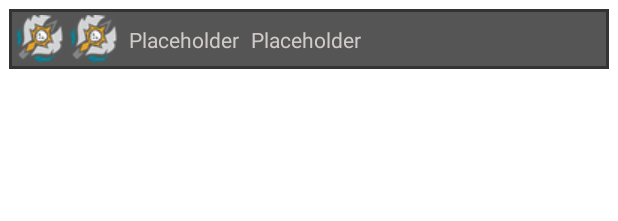
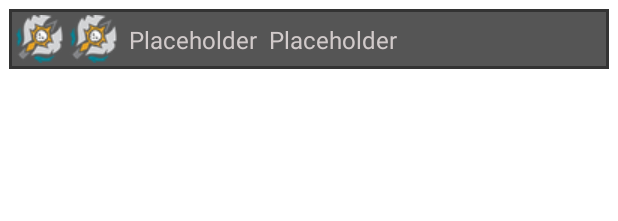
Before and after one commit to mikeladkins/Android-Completo, an Android app: the layout list_item_player_character.xml on its own in the app's theme, with its tools: preview values and no code run, on a phone screen of 412 x 824 dp. Shown: the top 221 px of the screen. Run offline under Robolectric (Android 15) with nearby library versions, the phone set to English and light mode, and no system bars.

Commit message:
Adding and wiring dungeon icons

```diff
--- a/app/src/main/java/com/madkins/completoandroid/MainActivity.kt
+++ b/app/src/main/java/com/madkins/completoandroid/MainActivity.kt
@@ -63,7 +63,7 @@ class MainActivity : AppCompatActivity(), CharactersDisplayFragment.Callbacks {
 
     private fun updateTitleBar(selectedCharacterName: String?) {
         val title: String = selectedCharacterName ?: "No Character Selected"
-        actionBar.title = title
+        actionBar.title = title.replaceFirstChar { it.uppercase() }
     }
 
     override fun onCharacterSelected(playerCharacter: PlayerCharacter) {
--- /dev/null
+++ b/app/src/main/java/com/madkins/completoandroid/data/DungeonAffixes.kt
@@ -0,0 +1,5 @@
+package com.madkins.completoandroid.data
+
+enum class DungeonAffixes(val affixName: String, val iconId: Int) {
+
+}
--- a/app/src/main/java/com/madkins/completoandroid/fragment/KeysFragment.kt
+++ b/app/src/main/java/com/madkins/completoandroid/fragment/KeysFragment.kt
@@ -79,7 +79,7 @@ class KeysFragment: Fragment() {
 
         fun bind(key: DungeonKey) {
             this.key = key
-            iconImageView.setImageResource(R.drawable.spec_mage_fire)
+            iconImageView.setImageResource(key.dungeon.iconId)
             levelTextView.text = key.keyLevel.toString()
             nameTextView.text = key.dungeon.dungeonName
             dateTextView.text = outputFormatter.format(key.completionDate)
--- a/app/src/main/res/drawable/layout_list_item.xml
+++ b/app/src/main/res/drawable/layout_list_item.xml
@@ -1,6 +1,6 @@
 <?xml version="1.0" encoding="utf-8"?>
 <shape
     xmlns:android="http://schemas.android.com/apk/res/android">
-    <stroke android:width="2dp" android:color="@color/card_border"/>
-    <solid android:color="@color/card_background"/>
+    <stroke android:width="2dp" android:color="@color/list_item_border"/>
+    <solid android:color="@color/list_item_background"/>
 </shape>
--- a/app/src/main/res/layout/list_item_player_character.xml
+++ b/app/src/main/res/layout/list_item_player_character.xml
@@ -18,6 +18,7 @@
         android:layout_marginStart="8dp"
         android:text="@string/placeholder_text"
         android:textColor="#D1CACA"
+        android:textSize="16sp"
         app:layout_constraintBottom_toBottomOf="parent"
         app:layout_constraintStart_toEndOf="@id/list_item_image_race_icon"
         app:layout_constraintTop_toTopOf="parent" />
@@ -29,6 +30,7 @@
         android:layout_marginStart="8dp"
         android:text="@string/placeholder_text"
         android:textColor="#D1CACA"
+        android:textSize="16sp"
         app:layout_constraintBottom_toBottomOf="parent"
         app:layout_constraintStart_toEndOf="@+id/list_item_text_player_name"
         app:layout_constraintTop_toTopOf="parent"
--- a/app/src/main/res/layout/list_item_player_key.xml
+++ b/app/src/main/res/layout/list_item_player_key.xml
@@ -60,7 +60,7 @@
         android:id="@+id/list_item_key_completion_level"
         android:layout_width="wrap_content"
         android:layout_height="wrap_content"
-        android:layout_marginEnd="4dp"
+        android:layout_marginEnd="6dp"
         android:text="@string/placeholder_text"
         android:textColor="@color/white"
         android:textStyle="bold"
--- a/app/src/main/res/values/colors.xml
+++ b/app/src/main/res/values/colors.xml
@@ -9,8 +9,9 @@
     <color name="white">#FFFFFFFF</color>
     <color name="semi_transparent">#55FFFFFF</color>
     <color name="transparent">#00000000</color>
-    <color name="card_background">#FF555555</color>
-    <color name="card_border">#FF333333</color>
+    <color name="list_item_background">#FF555555</color>
+    <color name="list_item_border">#FF333333</color>
+    <color name="list_item_border_selected">#FF00FF59</color>
     <!-- Class Colors -->
     <color name="class_death_knight">#FFC41F3B</color>
     <color name="class_demon_hunter">#FFA330C9</color>
@@ -29,5 +30,4 @@
     <color name="complete_plus_two">#FFA2FF00</color>
     <color name="complete_plus_one">#FFFC8700</color>
     <color name="complete_plus_zero">#FFF20A0A</color>
-
 </resources>
--- a/app/src/main/res/values/styles.xml
+++ b/app/src/main/res/values/styles.xml
@@ -19,7 +19,7 @@
     </style>
     <style name="ListItem">
         <item name="android:shape">rectangle</item>
-        <item name="android:background">@color/card_background</item>
+        <item name="android:background">@color/list_item_background</item>
         <item name="android:strokeColor">@color/purple_200</item>
         <item name="android:strokeWidth">1</item>
     </style>
```
Also changed, not shown: app/src/main/java/com/madkins/completoandroid/data/Dungeon.kt (+9 -9 lines), app/src/main/res/drawable/dungeon_de_other_side.png (added), app/src/main/res/drawable/dungeon_halls_of_atonement.png (added), app/src/main/res/drawable/dungeon_mists_of_tirna_scithe.png (added), app/src/main/res/drawable/dungeon_necrotic_wake.png (added), app/src/main/res/drawable/dungeon_plaguefall.png (added), app/src/main/res/drawable/dungeon_sanguine_depths.png (added), app/src/main/res/drawable/dungeon_spires_of_ascension.png (added), app/src/main/res/drawable/dungeon_theatre_of_pain.png (added).
